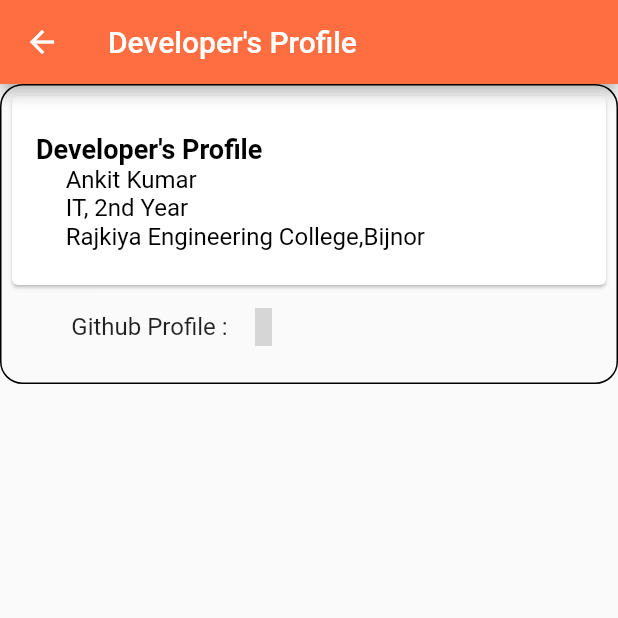
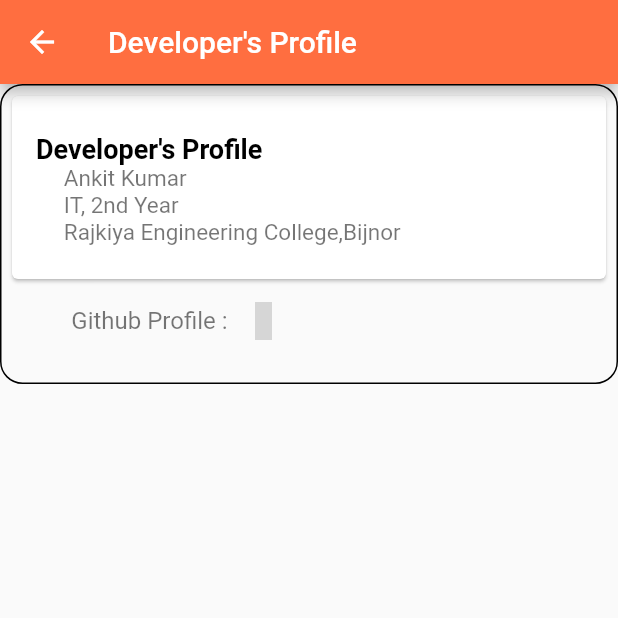
Before and after one commit to ankit595/Converter, a Flutter app: the contact screen opened directly, after a tap on an icon or button, on a phone screen of 412 x 824 dp, the top half of it. Run offline on Flutter 3.47's test engine with Material 2 defaults, Android fonts, the phone set to English and light mode, and no system bars; our stand-ins replace flutter_linkify, material_design_icons_flutter; grey boxes are pictures that could not be loaded.

Commit message:
Update pages.dart

```diff
--- a/lib/pages.dart
+++ b/lib/pages.dart
@@ -38,7 +38,7 @@ class _contactState extends State<contact> {
               children: <Widget>[
                 Row(
                   children: <Widget>[
-                    Text("Playstore :",style: TextStyle(fontSize: 16),),
+                    Text("Playstore :",style: TextStyle(fontSize: 16,color: Colors.black54),),
                     IconButton(
                         icon: Image(image: AssetImage("assets/playstore.jpg")),
                         onPressed: ()async{
@@ -54,11 +54,11 @@ class _contactState extends State<contact> {
                 ),
                 Row(
                   children: <Widget>[
-                    Text("Visit Our Website :",style: TextStyle(fontSize: 16),),
+                    Text("Visit Our Website :",style: TextStyle(fontSize: 16,color: Colors.black54),),
                     IconButton(
                         icon: Icon(MdiIcons.link),
                         onPressed: ()async{
-                          const url = 'https://dscrecbijnor.com/';
+                          const url = 'http://dscrecbijnor.com/';
                           if (await canLaunch(url)){
                             await launch(url);
                           }
@@ -86,7 +86,7 @@ class _contactState extends State<contact> {
               children: <Widget>[
                 Row(
                   children: <Widget>[
-                    Text("BlogSpot   :",style: TextStyle(fontSize: 16),),
+                    Text("BlogSpot   :",style: TextStyle(fontSize: 16,color: Colors.black54),),
                     IconButton(
                         icon: Icon(MdiIcons.blogger,color: Colors.deepOrange[300],),
                         onPressed: ()async{
@@ -102,7 +102,7 @@ class _contactState extends State<contact> {
                 ),
                 Row(
                   children: <Widget>[
-                    Text("Instagram :",style: TextStyle(fontSize: 16),),
+                    Text("Instagram :",style: TextStyle(fontSize: 16,color: Colors.black54),),
                     IconButton(
                         icon: Icon(MdiIcons.instagram,color: Colors.pink[500],),
                         onPressed: ()async{
@@ -118,7 +118,7 @@ class _contactState extends State<contact> {
                 ),
                 Row(
                   children: <Widget>[
-                    Text("Twitter       :",style: TextStyle(fontSize: 16),),
+                    Text("Twitter       :",style: TextStyle(fontSize: 16,color: Colors.black54),),
                     IconButton(
                         icon: Icon(MdiIcons.twitter,color: Colors.lightBlue,),
                         onPressed: ()async{
@@ -134,7 +134,7 @@ class _contactState extends State<contact> {
                 ),
                 Row(
                   children: <Widget>[
-                    Text("Facebook  :",style: TextStyle(fontSize: 16),),
+                    Text("Facebook  :",style: TextStyle(fontSize: 16,color: Colors.black54),),
                     IconButton(
                         icon: Icon(MdiIcons.facebook,color: Colors.indigo,),
                         onPressed: ()async{
@@ -245,15 +245,15 @@ class _contactmeState extends State<contactme> {
                   ),),
                   subtitle: Text("     Ankit Kumar\n     IT, 2nd Year\n     Rajkiya Engineering College,Bijnor\n",
                     style: TextStyle(
-                        fontSize: 16,
-                        color: Colors.black
+                        fontSize: 15,
+                        color: Colors.black54
                     ),),
                   enabled: false,
               ),
             ),
             Row(
               children: <Widget>[
-                Text("           Github Profile :",style: TextStyle(fontSize: 16),),
+                Text("           Github Profile :",style: TextStyle(fontSize: 16,color: Colors.black54),),
                 IconButton(
                   icon: Icon(MdiIcons.github,size: 25,),
                   onPressed: ()async{
```
